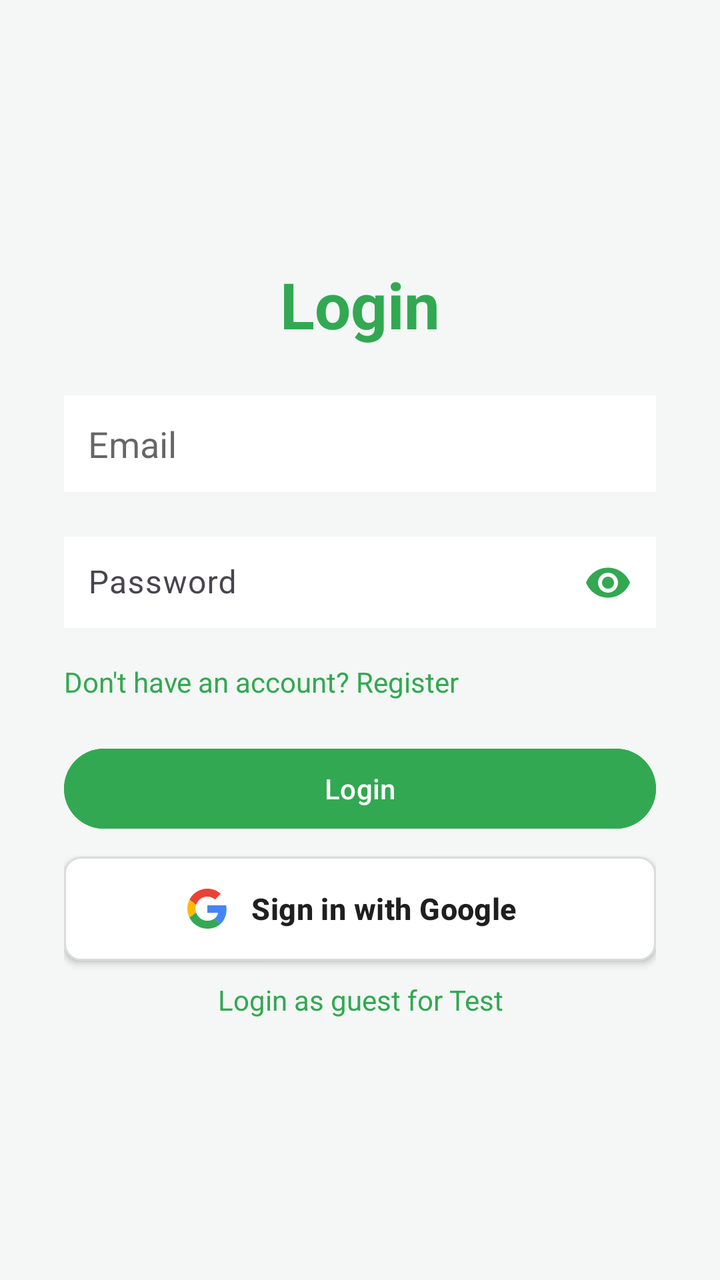
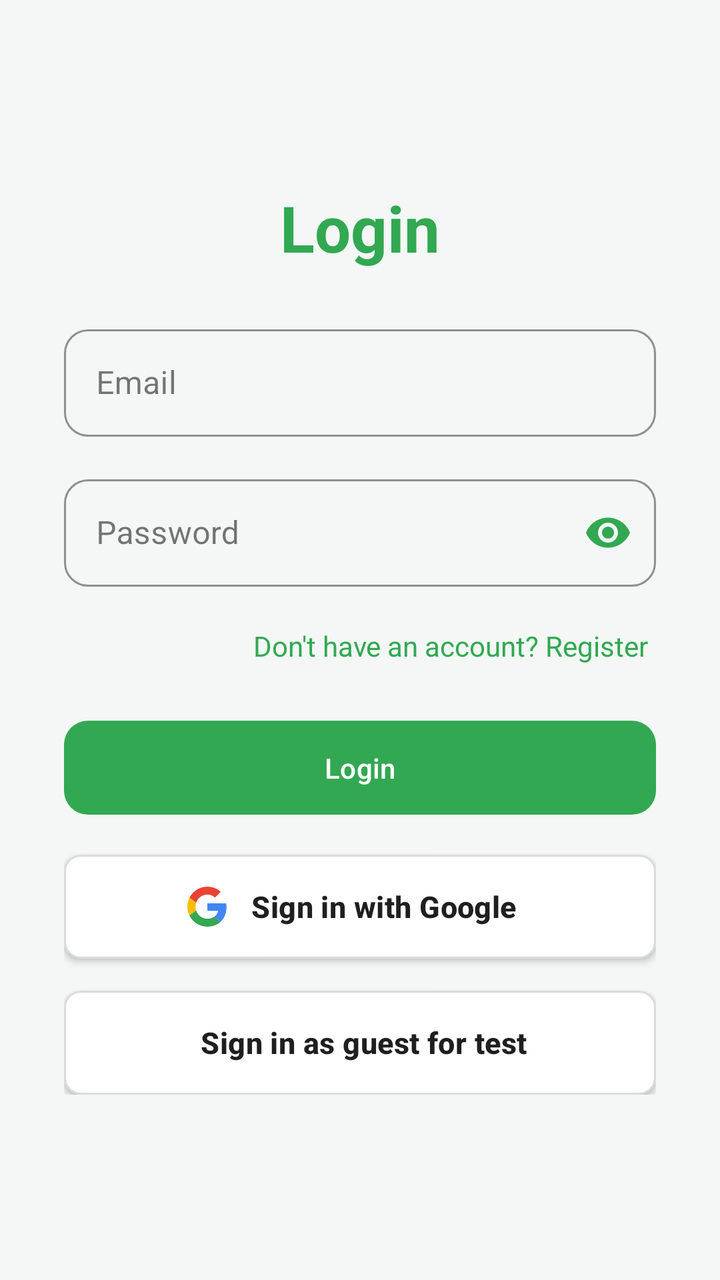

Compare the two renders of this Android layout. The source of the first and the diff that turns it into the second are given below.
<!-- AndroidManifest.xml: application theme Theme.TrackIt -->
<!-- res/layout/activity_login.xml -->
<?xml version="1.0" encoding="utf-8"?>
<RelativeLayout
    xmlns:android="http://schemas.android.com/apk/res/android"
    android:layout_width="match_parent"
    android:layout_height="match_parent"
    android:background="@color/bg_color">

    <LinearLayout
        android:orientation="vertical"
        android:layout_width="match_parent"
        android:layout_height="wrap_content"
        android:padding="32dp"
        android:layout_centerInParent="true">

        <TextView
            android:text="Login"
            android:textSize="32sp"
            android:textColor="#32A852"
            android:textStyle="bold"
            android:layout_gravity="center"
            android:layout_marginBottom="24dp"
            android:layout_width="wrap_content"
            android:layout_height="wrap_content"/>

        <EditText
            android:id="@+id/etEmail"
            android:hint="Email"
            android:background="#FFFFFFFF"
            android:padding="12dp"
            android:textColor="#000000"
            android:textColorHint="#99000000"
            android:inputType="textEmailAddress"
            android:layout_marginBottom="16dp"
            android:layout_width="match_parent"
            android:layout_height="wrap_content"/>

        <com.google.android.material.textfield.TextInputLayout
            android:layout_width="match_parent"
            android:layout_height="wrap_content"
            android:layout_marginBottom="16dp"
            app:passwordToggleEnabled="true"
            app:passwordToggleTint="#32A852"
            xmlns:app="http://schemas.android.com/apk/res-auto">

            <com.google.android.material.textfield.TextInputEditText
                android:id="@+id/etPassword"
                android:layout_width="match_parent"
                android:layout_height="wrap_content"
                android:background="#FFFFFFFF"
                android:hint="Password"
                android:inputType="textPassword"
                android:padding="12dp"
                android:textColor="#000000"
                android:textColorHint="#99000000" />
        </com.google.android.material.textfield.TextInputLayout>

        <TextView
            android:id="@+id/RegisterLink"
            android:text="Don't have an account? Register"
            android:textColor="#32A852"
            android:textSize="14sp"
            android:layout_width="match_parent"
            android:layout_height="wrap_content"/>

        <Button
            android:layout_marginTop="20dp"
            android:id="@+id/btnLogin"
            android:text="Login"
            android:textColor="#FFFFFF"
            android:backgroundTint="#32A852"
            android:layout_width="match_parent"
            android:layout_height="wrap_content"/>
        <LinearLayout
            android:id="@+id/btn_google_sign_in"
            android:layout_width="match_parent"
            android:layout_height="52dp"
            android:background="@drawable/bg_google_button"
            android:clickable="true"
            android:focusable="true"
            android:foreground="?attr/selectableItemBackground"
            android:gravity="center"
            android:orientation="horizontal"
            android:paddingStart="16dp"
            android:paddingEnd="24dp"
            android:elevation="2dp"
            android:layout_marginTop="30px">

            <ImageView
                android:layout_width="20dp"
                android:layout_height="20dp"
                android:src="@drawable/ic_google_logo"
                android:contentDescription="Google logo" />

            <View
                android:layout_width="12dp"
                android:layout_height="wrap_content" />

            <TextView
                android:layout_width="wrap_content"
                android:layout_height="wrap_content"
                android:text="Sign in with Google"
                android:textColor="#1F1F1F"
                android:textSize="15sp"
                android:textStyle="bold"
                android:fontFamily="sans-serif-medium"
                android:letterSpacing="0.01" />

        </LinearLayout>

        <TextView
            android:id="@+id/Guest"
            android:text="Login as guest for Test"
            android:textColor="#32A852"
            android:layout_gravity="center"
            android:gravity="center"
            android:textSize="14sp"
            android:layout_marginTop="10dp"
            android:layout_width="match_parent"
            android:layout_height="wrap_content"/>

    </LinearLayout>

</RelativeLayout>
<!-- resources referenced by this layout -->
<resources>
  <color name="bg_color">#f4f7f5</color>
  <!-- drawable bg_google_button (drawable) -->
  <?xml version="1.0" encoding="utf-8"?>
  <shape xmlns:android="http://schemas.android.com/apk/res/android"
      android:shape="rectangle">
  
      <solid android:color="#FFFFFF" />
  
      <stroke
          android:width="1dp"
          android:color="#DADCE0" />
  
      <corners android:radius="8dp" />
  
  </shape>
  <!-- drawable ic_google_logo (drawable) -->
  <?xml version="1.0" encoding="utf-8"?>
  <vector xmlns:android="http://schemas.android.com/apk/res/android"
      android:width="20dp"
      android:height="20dp"
      android:viewportWidth="48"
      android:viewportHeight="48">
  
      <path
          android:fillColor="#EA4335"
          android:pathData="M24 9.5c3.54 0 6.71 1.22 9.21 3.6l6.85-6.85C35.9 2.38 30.47 0 24 0 14.62 0 6.51 5.38 2.56 13.22l7.98 6.19C12.43 13.72 17.74 9.5 24 9.5z"/>
      <path
          android:fillColor="#4285F4"
          android:pathData="M46.98 24.55c0-1.57-.15-3.09-.38-4.55H24v9.02h12.94c-.58 2.96-2.26 5.48-4.78 7.18l7.73 6c4.51-4.18 7.09-10.36 7.09-17.65z"/>
      <path
          android:fillColor="#FBBC05"
          android:pathData="M10.53 28.59c-.48-1.45-.76-2.99-.76-4.59s.27-3.14.76-4.59l-7.98-6.19C.92 16.46 0 20.12 0 24c0 3.88.92 7.54 2.56 10.78l7.97-6.19z"/>
      <path
          android:fillColor="#34A853"
          android:pathData="M24 48c6.48 0 11.93-2.13 15.89-5.81l-7.73-6c-2.15 1.45-4.92 2.3-8.16 2.3-6.26 0-11.57-4.22-13.47-9.91l-7.98 6.19C6.51 42.62 14.62 48 24 48z"/>
  
  </vector>
  <style name="Theme.TrackIt" parent="Base.Theme.TrackIt" />
  <style name="Base.Theme.TrackIt" parent="Theme.Material3.DayNight.NoActionBar">
          
          
      </style>
</resources>

<!-- the commit's change to res/layout/activity_login.xml (unified diff, before → after) -->
@@ -1,6 +1,7 @@
 <?xml version="1.0" encoding="utf-8"?>
 <RelativeLayout
     xmlns:android="http://schemas.android.com/apk/res/android"
+    xmlns:app="http://schemas.android.com/apk/res-auto"
     android:layout_width="match_parent"
     android:layout_height="match_parent"
     android:background="@color/bg_color">
@@ -22,34 +23,52 @@
             android:layout_width="wrap_content"
             android:layout_height="wrap_content"/>
 
-        <EditText
-            android:id="@+id/etEmail"
-            android:hint="Email"
-            android:background="#FFFFFFFF"
-            android:padding="12dp"
-            android:textColor="#000000"
-            android:textColorHint="#99000000"
-            android:inputType="textEmailAddress"
-            android:layout_marginBottom="16dp"
-            android:layout_width="match_parent"
-            android:layout_height="wrap_content"/>
 
         <com.google.android.material.textfield.TextInputLayout
             android:layout_width="match_parent"
             android:layout_height="wrap_content"
             android:layout_marginBottom="16dp"
+            style="@style/Widget.MaterialComponents.TextInputLayout.OutlinedBox"
+            app:boxStrokeColor="#32A852"
+            app:boxCornerRadiusTopStart="12dp"
+            app:boxCornerRadiusTopEnd="12dp"
+            app:boxCornerRadiusBottomStart="12dp"
+            app:boxCornerRadiusBottomEnd="12dp"
+            app:hintTextColor="#32A852">
+
+            <com.google.android.material.textfield.TextInputEditText
+                android:id="@+id/etEmail"
+                android:layout_width="match_parent"
+                android:layout_height="wrap_content"
+                android:hint="Email"
+                android:inputType="textEmailAddress"
+                android:padding="16dp"
+                android:textColor="#000000"
+                android:textColorHint="#99000000" />
+        </com.google.android.material.textfield.TextInputLayout>
+
+
+        <com.google.android.material.textfield.TextInputLayout
+            android:layout_width="match_parent"
+            android:layout_height="wrap_content"
+            android:layout_marginBottom="20dp"
+            style="@style/Widget.MaterialComponents.TextInputLayout.OutlinedBox"
+            app:boxStrokeColor="#32A852"
+            app:boxCornerRadiusTopStart="12dp"
+            app:boxCornerRadiusTopEnd="12dp"
+            app:boxCornerRadiusBottomStart="12dp"
+            app:boxCornerRadiusBottomEnd="12dp"
             app:passwordToggleEnabled="true"
             app:passwordToggleTint="#32A852"
-            xmlns:app="http://schemas.android.com/apk/res-auto">
+            app:hintTextColor="#32A852">
 
             <com.google.android.material.textfield.TextInputEditText
                 android:id="@+id/etPassword"
                 android:layout_width="match_parent"
                 android:layout_height="wrap_content"
-                android:background="#FFFFFFFF"
                 android:hint="Password"
                 android:inputType="textPassword"
-                android:padding="12dp"
+                android:padding="16dp"
                 android:textColor="#000000"
                 android:textColorHint="#99000000" />
         </com.google.android.material.textfield.TextInputLayout>
@@ -60,16 +79,23 @@
             android:textColor="#32A852"
             android:textSize="14sp"
             android:layout_width="match_parent"
-            android:layout_height="wrap_content"/>
+            android:layout_height="wrap_content"
+            android:gravity="end"
+            android:paddingEnd="4dp" />
 
-        <Button
-            android:layout_marginTop="20dp"
+
+        <com.google.android.material.button.MaterialButton
+            android:layout_marginTop="24dp"
             android:id="@+id/btnLogin"
             android:text="Login"
             android:textColor="#FFFFFF"
-            android:backgroundTint="#32A852"
+            app:backgroundTint="#32A852"
+            app:cornerRadius="12dp"
+            android:padding="14dp"
             android:layout_width="match_parent"
             android:layout_height="wrap_content"/>
+
+
         <LinearLayout
             android:id="@+id/btn_google_sign_in"
             android:layout_width="match_parent"
@@ -83,7 +109,7 @@
             android:paddingStart="16dp"
             android:paddingEnd="24dp"
             android:elevation="2dp"
-            android:layout_marginTop="30px">
+            android:layout_marginTop="16dp">
 
             <ImageView
                 android:layout_width="20dp"
@@ -107,16 +133,38 @@
 
         </LinearLayout>
 
-        <TextView
+        <LinearLayout
             android:id="@+id/Guest"
-            android:text="Login as guest for Test"
-            android:textColor="#32A852"
-            android:layout_gravity="center"
+            android:layout_width="match_parent"
+            android:layout_height="52dp"
+            android:background="@drawable/bg_google_button"
+            android:clickable="true"
+            android:focusable="true"
+            android:foreground="?attr/selectableItemBackground"
             android:gravity="center"
-            android:textSize="14sp"
-            android:layout_marginTop="10dp"
-            android:layout_width="match_parent"
-            android:layout_height="wrap_content"/>
+            android:orientation="horizontal"
+            android:paddingStart="16dp"
+            android:paddingEnd="24dp"
+            android:elevation="2dp"
+            android:layout_marginTop="16dp">
+
+
+
+            <View
+                android:layout_width="12dp"
+                android:layout_height="wrap_content" />
+
+            <TextView
+                android:layout_width="wrap_content"
+                android:layout_height="wrap_content"
+                android:text="Sign in as guest for test"
+                android:textColor="#1F1F1F"
+                android:textSize="15sp"
+                android:textStyle="bold"
+                android:fontFamily="sans-serif-medium"
+                android:letterSpacing="0.01" />
+
+        </LinearLayout>
 
     </LinearLayout>
 
